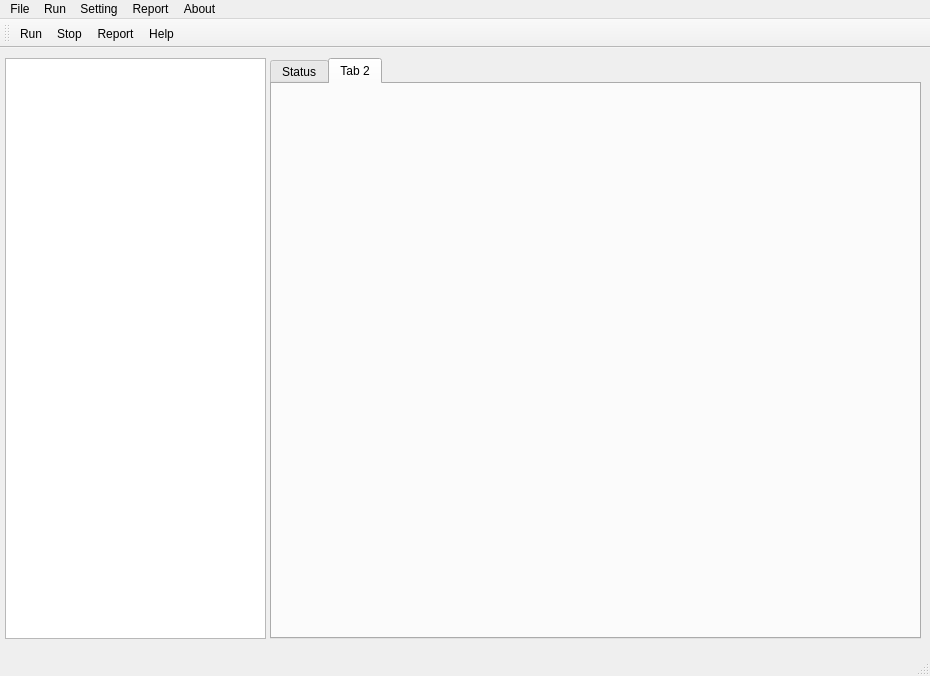
Before: the Qt Designer form vatgui.ui in GSIL-Monitor/vat, drawn with Qt 5.
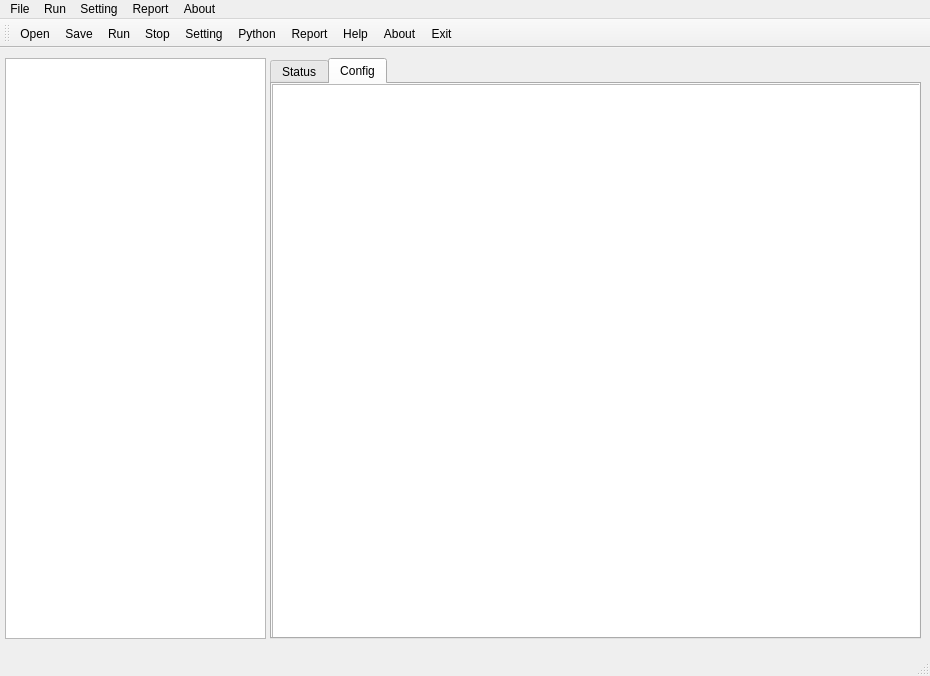
After: the same form once the commit is applied. The open tabs and pages were chosen to show the change. Icons and pictures are not drawn.

Patch:
```diff
--- a/vatgui.ui
+++ b/vatgui.ui
@@ -70,8 +70,18 @@
     </widget>
     <widget class="QWidget" name="tab_2">
      <attribute name="title">
-      <string>Tab 2</string>
+      <string>Config</string>
      </attribute>
+     <widget class="QTextEdit" name="textEditConfig">
+      <property name="geometry">
+       <rect>
+        <x>0</x>
+        <y>0</y>
+        <width>651</width>
+        <height>561</height>
+       </rect>
+      </property>
+     </widget>
     </widget>
    </widget>
    <widget class="QTreeView" name="case_list">
@@ -145,10 +155,16 @@
    <attribute name="toolBarBreak">
     <bool>false</bool>
    </attribute>
+   <addaction name="actionOpen"/>
+   <addaction name="actionSave_2"/>
    <addaction name="actionRun"/>
    <addaction name="actionStop"/>
+   <addaction name="actionSetting"/>
+   <addaction name="actionPython"/>
    <addaction name="actionReport"/>
    <addaction name="actionHelp"/>
+   <addaction name="actionAbout"/>
+   <addaction name="actionExit"/>
   </widget>
   <action name="actionRun">
    <property name="icon">
@@ -211,6 +227,24 @@
     <string>Python</string>
    </property>
   </action>
+  <action name="actionSave_2">
+   <property name="icon">
+    <iconset resource="icon.qrc">
+     <normaloff>:/icon/resource/gui/save.ico</normaloff>:/icon/resource/gui/save.ico</iconset>
+   </property>
+   <property name="text">
+    <string>Save</string>
+   </property>
+  </action>
+  <action name="actionExit">
+   <property name="icon">
+    <iconset resource="icon.qrc">
+     <normaloff>:/icon/resource/gui/exit_.ico</normaloff>:/icon/resource/gui/exit_.ico</iconset>
+   </property>
+   <property name="text">
+    <string>Exit</string>
+   </property>
+  </action>
  </widget>
  <resources>
   <include location="icon.qrc"/>
```
Left out of the diff: 18 changed lines with no effect on the pictures.
